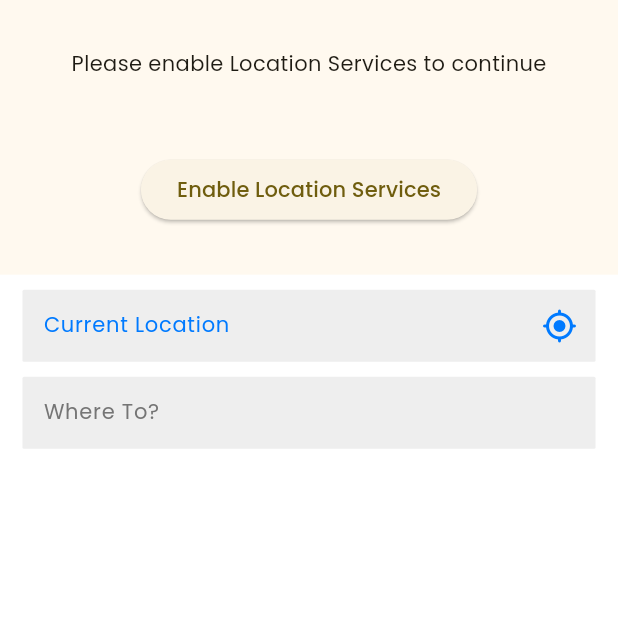
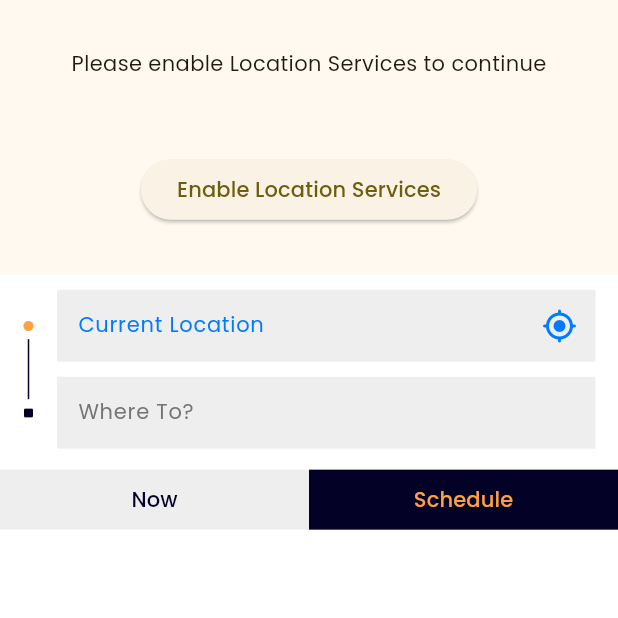
Before and after one commit to LakshBharani/VPool, a Flutter app: the HomePage screen opened by its route, after a tap on "Where To?", on a phone screen of 412 x 824 dp, the top half of it. Run offline on Flutter 3.47's test engine with Material 3 defaults, Android fonts, the phone set to English and light mode, and no system bars; our stand-ins replace csc_picker, google_fonts, google_maps_flutter, location, supabase_flutter; missing offline and left inert: flutter_polyline_points; accounts and stored records are empty.

Commit message:
documented code

```diff
--- a/lib/home.dart
+++ b/lib/home.dart
@@ -24,7 +24,8 @@ class _HomePageState extends State<HomePage> {
   LatLng? _currentLocation;
   double mapFlex = 9;
   double bottomBarFlex = 5;
-  double mapPadding = 0;
+  bool isUsingCurrentLocationAsSource = true;
+  bool isBookingNow = false;
   final TextEditingController _sourceController =
       TextEditingController(text: 'Current Location');
   final TextEditingController _destinationController = TextEditingController();
@@ -49,6 +50,7 @@ class _HomePageState extends State<HomePage> {
     );
   }
 
+  // map
   Widget MapWidget() {
     return Expanded(
       flex: mapFlex.toInt(),
@@ -90,11 +92,16 @@ class _HomePageState extends State<HomePage> {
                 GoogleMap(
                   myLocationButtonEnabled: false,
                   myLocationEnabled: true,
-                  zoomGesturesEnabled: false,
+                  zoomGesturesEnabled: true,
                   rotateGesturesEnabled: false,
                   padding: EdgeInsets.only(
                     top: MediaQuery.of(context).padding.top,
                   ),
+                  onCameraMove: (position) {
+                    setState(() {
+                      // mapPadding = 0;
+                    });
+                  },
                   onMapCreated: ((GoogleMapController controller) =>
                       _mapController.complete(controller)),
                   initialCameraPosition: CameraPosition(
@@ -156,7 +163,8 @@ class _HomePageState extends State<HomePage> {
                               }),
                     },
                     child: Container(
-                      padding: const EdgeInsets.all(14),
+                      height: 40,
+                      width: 40,
                       decoration: BoxDecoration(
                         borderRadius: BorderRadius.circular(100),
                         color: Colors.white,
@@ -170,8 +178,8 @@ class _HomePageState extends State<HomePage> {
                       ),
                       child: Icon(
                         Icons.my_location_rounded,
-                        size: 28,
-                        color: elementPrimaryColor,
+                        size: 22,
+                        color: elementSecondaryColor,
                       ),
                     ),
                   ),
@@ -181,37 +189,129 @@ class _HomePageState extends State<HomePage> {
     );
   }
 
+  // bottom bar
   Widget BottomBarWidget() {
     return Expanded(
       flex: bottomBarFlex.toInt(),
       child: Container(
         width: double.infinity,
         color: Colors.white,
-        child: Column(
-          children: mapFlex == 9
-              ? [
-                  searchDestinationButton(),
-                  FavoritePlacesWidget(),
-                ]
-              : [
-                  Row(
-                    children: [
-                      Expanded(
-                          child: Column(
-                        children: [
-                          selectSourceButton(),
-                          selectDestinationButton(),
-                        ],
-                      )),
-                    ],
-                  )
-                ],
-        ),
+        child: mapFlex == 9 ? bottomBarDefault() : bottomBarCustom(),
       ),
     );
   }
 
-  Widget selectSourceButton() {
+  // bottom bar with frequent destinations
+  Widget bottomBarDefault() {
+    return Column(
+      children: [
+        searchDestinationButton(),
+        FavoritePlacesWidget(),
+      ],
+    );
+  }
+
+  // bottom bar with navigation options, date options and search bar
+  Widget bottomBarCustom() {
+    return Column(
+      children: [
+        bottomBarNavOptions(),
+        const SizedBox(height: 10),
+        bottomBarDateOptions(),
+        const SizedBox(height: 10),
+      ],
+    );
+  }
+
+  // custom source and destination selection
+  Widget bottomBarNavOptions() {
+    return Row(
+      children: [
+        Container(
+          margin: const EdgeInsets.only(left: 15, top: 10),
+          child: IntrinsicHeight(
+            child: Column(
+              children: [
+                Icon(
+                  Icons.circle_rounded,
+                  size: 8,
+                  color: elementPrimaryColor,
+                ),
+                Container(
+                    height: 40,
+                    width: 1,
+                    color: elementSecondaryColor,
+                    margin:
+                        const EdgeInsets.symmetric(vertical: 5, horizontal: 0)),
+                Icon(
+                  Icons.square_rounded,
+                  size: 8,
+                  color: elementSecondaryColor,
+                ),
+              ],
+            ),
+          ),
+        ),
+        Expanded(
+          child: Column(
+            children: [
+              selectSourceTextfield(),
+              selectDestinationButton(),
+            ],
+          ),
+        ),
+      ],
+    );
+  }
+
+  // booking now or schedule
+  Widget bottomBarDateOptions() {
+    return Row(
+      children: [
+        Expanded(
+          child: TextButton(
+            onPressed: () {
+              setState(() {
+                isBookingNow = true;
+              });
+            },
+            style: TextButton.styleFrom(
+              foregroundColor:
+                  isBookingNow ? elementPrimaryColor : elementSecondaryColor,
+              backgroundColor:
+                  isBookingNow ? elementSecondaryColor : Colors.grey.shade200,
+              shape: RoundedRectangleBorder(
+                borderRadius: BorderRadius.circular(0),
+              ),
+            ),
+            child: const Text("Now"),
+          ),
+        ),
+        Expanded(
+          child: TextButton(
+            onPressed: () {
+              setState(() {
+                isBookingNow = false;
+              });
+            },
+            style: TextButton.styleFrom(
+              foregroundColor:
+                  isBookingNow ? elementSecondaryColor : elementPrimaryColor,
+              backgroundColor:
+                  isBookingNow ? Colors.grey.shade200 : elementSecondaryColor,
+              shape: RoundedRectangleBorder(
+                borderRadius: BorderRadius.circular(0),
+              ),
+            ),
+            child: const Text("Schedule"),
+          ),
+        ),
+      ],
+    );
+  }
+
+  // custom source selection textfield
+  Widget selectSourceTextfield() {
     return Container(
       margin: const EdgeInsets.symmetric(horizontal: 15, vertical: 10),
       child: SingleChildScrollView(
@@ -298,6 +398,7 @@ class _HomePageState extends State<HomePage> {
     );
   }
 
+  // custom destination selection textfield
   Widget selectDestinationButton() {
     return Container(
       margin: const EdgeInsets.symmetric(horizontal: 15, vertical: 0),
@@ -362,6 +463,7 @@ class _HomePageState extends State<HomePage> {
     );
   }
 
+  // WHERE TO? button -> custom destination selection
   Widget searchDestinationButton() {
     return GestureDetector(
       onTap: () => {
@@ -402,17 +504,20 @@ class _HomePageState extends State<HomePage> {
     );
   }
 
+  // frequent destinations
   Widget FavoritePlacesWidget() {
     return Column(
       children: [
-        shortCutWidget(1, "VIT Vellore, Tamil Nadu", "0 km"),
-        shortCutWidget(2, "Katpadi Railway Station", "3.1 km"),
-        shortCutWidget(3, "Chennai Airport, Tamil Nadu", "129 km"),
+        shortCutWidget(1, "VIT Vellore, Tamil Nadu", "0 km", 23),
+        shortCutWidget(2, "Katpadi Railway Station", "3.1 km", 14),
+        shortCutWidget(3, "Chennai Airport, Tamil Nadu", "129 km", 5),
       ],
     );
   }
 
-  Widget shortCutWidget(double index, String destination, String distance) {
+  // frequent destinations widget
+  Widget shortCutWidget(
+      double index, String destination, String distance, int waitingNumber) {
     return GestureDetector(
       onTap: () => {
         setState(() {
@@ -478,12 +583,24 @@ class _HomePageState extends State<HomePage> {
                       crossAxisAlignment: CrossAxisAlignment.start,
                       children: [
                         Text(destination),
+                        Row(
+                          children: [
                             Text(
                               distance,
                               style: TextStyle(
                                   fontSize: 10,
                                   color: Colors.grey.shade600,
                                   fontWeight: FontWeight.w600),
+                            ),
+                            const SizedBox(width: 5),
+                            Text(
+                              "$waitingNumber requests",
+                              style: TextStyle(
+                                  fontSize: 10,
+                                  color: elementPrimaryColor,
+                                  fontWeight: FontWeight.w600),
+                            ),
+                          ],
                         ),
                       ],
                     ),
--- a/lib/main.dart
+++ b/lib/main.dart
@@ -19,6 +19,7 @@ Future<void> main() async {
   runApp(const MyApp());
 }
 
+// initialising firebase instance
 final supabase = Supabase.instance.client;
 
 class MyApp extends StatelessWidget {
@@ -34,6 +35,7 @@ class MyApp extends StatelessWidget {
         useMaterial3: true,
         fontFamily: GoogleFonts.poppins().fontFamily,
       ),
+      // set flow of application
       initialRoute: '/',
       routes: {
         '/': (context) => const SplashScreen(),
```
Also changed, not shown: pubspec.lock. Lines whose indentation alone changed are shown as unchanged.
